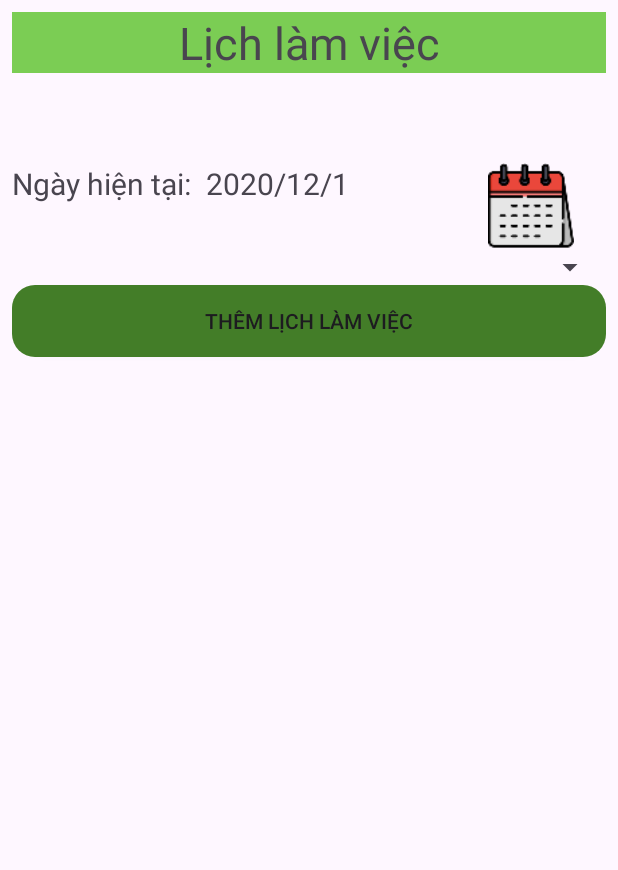
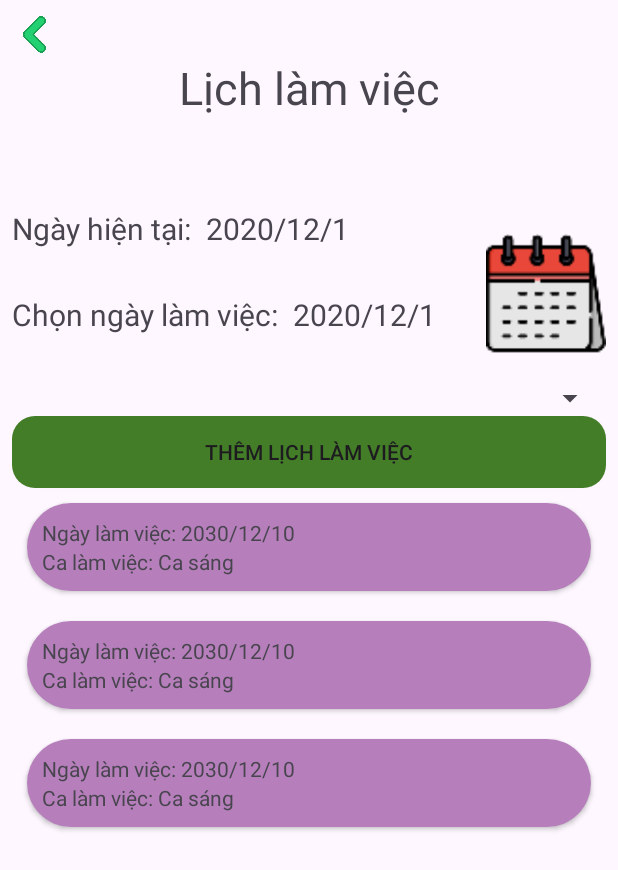
Before and after one commit to vanhnguyen204/PRO1121_DA1, an Android app: the layout fragment_calendar.xml on its own in the app's theme, with its tools: preview values and no code run, on a phone screen of 412 x 824 dp. Shown: the top 870 px of the screen. Run offline under Robolectric (Android 15) with nearby library versions, the phone set to English and light mode, and no system bars.

Commit message:
29/11/2023

```diff
--- a/app/src/main/java/com/fpoly/pro1121_da1/Fragment/FragmentDrinkDetail.java
+++ b/app/src/main/java/com/fpoly/pro1121_da1/Fragment/FragmentDrinkDetail.java
@@ -156,6 +156,8 @@ public class FragmentDrinkDetail extends Fragment {
         drinkDAO = new DrinkDAO(getContext(), new Dbhelper(getContext()));
         btnUpdate = view.findViewById(R.id.btnUpdateDrink_fragmentDrinkDetail);
         btnDelete = view.findViewById(R.id.btnDeleteDrink_fragmentDrinkDetail);
+
+
         Animation animation = new TranslateAnimation(0, 0, 0, 50);
         animation.setDuration(2200);
         animation.setRepeatMode(Animation.REVERSE);
--- a/app/src/main/java/com/fpoly/pro1121_da1/database/Dbhelper.java
+++ b/app/src/main/java/com/fpoly/pro1121_da1/database/Dbhelper.java
@@ -61,6 +61,7 @@ public class Dbhelper extends SQLiteOpenHelper {
             " price INTEGER," +
             "quantity INTEGER ," +
             " image_drink BLOB)";
+    String createCalendarforStaff = "CREATE TABLE Calendarforstaff(calenderfortaff_id INTEGER PRIMARY KEY ,calenderWork_id REFERENCES Calendar(calendar_id), user_id REFERENCES User(user_id))";
 
     String insertAdmin = "INSERT INTO User VALUES('033204003937', 1, 'admin', 'admin', 'Nguyễn Việt Anh', '28/08/2004', 'Hưng Yên','admin',0, '0339207001')";
     String createTable = "CREATE TABLE TableDrink(table_id TEXT PRIMARY KEY, status INTEGER)";
@@ -76,6 +77,7 @@ public class Dbhelper extends SQLiteOpenHelper {
         db.execSQL(createDrink);
         db.execSQL(insertAdmin);
         db.execSQL(createTable);
+        db.execSQL(createCalendarforStaff);
 
     }
 
--- a/app/src/main/java/com/fpoly/pro1121_da1/model/CalendarWork.java
+++ /dev/null
@@ -1,4 +0,0 @@
-package com.fpoly.pro1121_da1.model;
-
-public class CalendarWork {
-}
--- a/app/src/main/res/drawable/shadow_layout.xml
+++ b/app/src/main/res/drawable/shadow_layout.xml
@@ -4,14 +4,12 @@
         <layer-list>
             <item android:right="5dp" android:top="5dp">
                 <shape>
-
                     <solid android:color="#A4B9B8" />
                     <corners
                         android:radius="10dp"
                         />
                 </shape>
             </item>
-
             <item android:bottom="7dp" android:right="10dp">
                 <shape>
                     <gradient android:angle="270"
--- a/app/src/main/res/layout/fragment_calendar.xml
+++ b/app/src/main/res/layout/fragment_calendar.xml
@@ -3,19 +3,24 @@
     xmlns:tools="http://schemas.android.com/tools"
     android:layout_width="match_parent"
     android:layout_height="match_parent"
+    xmlns:app="http://schemas.android.com/apk/res-auto"
     tools:context=".Fragment.FragmentCalendar"
-    android:padding="8dp"
-    >
+    android:padding="8dp">
 
-
+    <ImageView
+        android:id="@+id/img_back_fragmentSetting"
+        android:src="@mipmap/arrow_left"
+        android:layout_width="30dp"
+        android:layout_height="30dp"/>
     <TextView
+        android:layout_below="@+id/img_back_fragmentSetting"
         android:id="@+id/tv_calenderWork"
         android:layout_width="match_parent"
         android:layout_height="wrap_content"
         android:text="Lịch làm việc"
         android:gravity="center"
         android:textSize="30dp"
-        android:background="#7BCD54"
+        android:background="#007BCD54"
         android:layout_marginBottom="60dp"
         />
     <TextView
@@ -37,35 +42,57 @@
         android:layout_marginLeft="10dp"
         android:textSize="20dp"
         />
+    <TextView
+        android:id="@+id/tv_daytoWord"
+        android:layout_width="wrap_content"
+        android:layout_height="wrap_content"
+        android:text="Chọn ngày làm việc:"
+        android:layout_below="@+id/tv_dayNow"
+        android:textSize="20dp"
+        android:layout_marginBottom="30dp"
+        />
+    <TextView
+        android:id="@+id/tv_daytoWord_calender"
+        android:layout_width="wrap_content"
+        android:layout_height="wrap_content"
+        android:text="2020/12/1"
+        android:layout_toRightOf="@+id/tv_daytoWord"
+        android:layout_below="@+id/tv_dayNow"
+        android:layout_marginLeft="10dp"
+        android:textSize="20dp"
+        />
+    <Spinner
+        android:id="@+id/spn_shiftWork"
+        android:layout_width="match_parent"
+        android:layout_height="wrap_content"
+        android:layout_below="@+id/tv_daytoWord"
+        />
+    <androidx.appcompat.widget.AppCompatButton
+        android:id="@+id/btn_add_CalendarWord"
+        android:layout_width="match_parent"
+        android:layout_height="wrap_content"
+        android:layout_below="@+id/spn_shiftWork"
+        android:text="Thêm lịch làm việc"
+        android:background="@drawable/custom_button_login"
+        />
+    <ImageView
+        android:id="@+id/img_calendar"
+        android:layout_width="80dp"
+        android:layout_height="80dp"
+        android:src="@mipmap/ic_calendar"
+        android:layout_alignParentEnd="true"
+        android:layout_below="@+id/tv_calenderWork"
+        android:layout_above="@+id/spn_shiftWork"
+
+        />
     <androidx.recyclerview.widget.RecyclerView
         android:id="@+id/rcv_calenderWork"
         android:layout_width="match_parent"
         android:layout_height="wrap_content"
         android:layout_alignParentBottom="true"
-        />
-    <Spinner
-        android:id="@+id/spn_shifWork"
-        android:layout_width="match_parent"
-        android:layout_height="wrap_content"
-        android:layout_below="@+id/tv_dayNow"
-        />
-    <androidx.appcompat.widget.AppCompatButton
-        android:id="@+id/btn_add_CalendarWord"
-        android:layout_width="match_parent"
-        android:layout_height="wrap_content"
-        android:layout_below="@+id/spn_shifWork"
-        android:text="Thêm lịch làm việc"
-        android:background="@drawable/custom_button_login"
-        />
-    <ImageView
-        android:id="@+id/img_calendar"
-        android:layout_width="100dp"
-        android:layout_height="100dp"
-        android:src="@mipmap/ic_calendar"
-        android:layout_alignParentEnd="true"
-        android:layout_below="@+id/tv_calenderWork"
-        android:layout_above="@+id/spn_shifWork"
-
+        android:layout_below="@+id/btn_add_CalendarWord"
+        app:layoutManager="androidx.recyclerview.widget.LinearLayoutManager"
+        tools:listitem="@layout/item_recyclerview_workcalender"
         />
 
 
--- /dev/null
+++ b/app/src/main/res/layout/item_recyclerview_workcalender.xml
@@ -0,0 +1,31 @@
+<?xml version="1.0" encoding="utf-8"?>
+<androidx.cardview.widget.CardView xmlns:android="http://schemas.android.com/apk/res/android"
+    android:layout_width="match_parent"
+    android:layout_height="wrap_content"
+    xmlns:app="http://schemas.android.com/apk/res-auto"
+    app:cardCornerRadius="30dp"
+    android:layout_margin="10dp"
+    android:padding="5dp"
+    >
+    <LinearLayout
+        android:orientation="vertical"
+        android:layout_width="match_parent"
+        android:layout_height="wrap_content"
+        android:padding="10dp"
+        android:background="#907E1E88"
+        >
+        <TextView
+            android:id="@+id/tv_dayWork_item"
+            android:layout_width="match_parent"
+            android:layout_height="wrap_content"
+            android:text="Ngày làm việc: 2030/12/10"
+            />
+        <TextView
+            android:id="@+id/tv_shiftWork_item"
+            android:layout_width="match_parent"
+            android:layout_height="wrap_content"
+            android:text="Ca làm việc: Ca sáng"
+            />
+    </LinearLayout>
+
+</androidx.cardview.widget.CardView>
--- a/app/src/main/res/values/themes.xml
+++ b/app/src/main/res/values/themes.xml
@@ -11,6 +11,7 @@
     </style>
 
 
+
     <style name="Style_AlertDialog_Corner" parent="Theme.AppCompat.Light.Dialog.Alert">
         <item name="android:windowBackground">@drawable/border_alertdialog</item>
     </style>
--- a/build.gradle
+++ b/build.gradle
@@ -1,5 +1,5 @@
 // Top-level build file where you can add configuration options common to all sub-projects/modules.
 plugins {
-    id 'com.android.application' version '8.0.1' apply false
-    id 'com.android.library' version '8.0.1' apply false
+    id 'com.android.application' version '8.1.4' apply false
+    id 'com.android.library' version '8.1.4' apply false
 }
```
Also changed, not shown: app/src/main/java/com/fpoly/pro1121_da1/Adapter/CalenderAdapter.java (added, +144 -0 lines), app/src/main/java/com/fpoly/pro1121_da1/Fragment/FragmentCalendar.java (+180 -0 lines), app/src/main/java/com/fpoly/pro1121_da1/Fragment/FragmentSales.java (+15 -4 lines), app/src/main/java/com/fpoly/pro1121_da1/database/CalenderDAO.java (added, +109 -0 lines), app/src/main/java/com/fpoly/pro1121_da1/model/CalenderWork.java (added, +42 -0 lines), app/src/main/java/com/fpoly/pro1121_da1/spinner/SpinerCalender.java (added, +43 -0 lines), app/src/main/res/layout/dialog_update_calender.xml (added, +45 -0 lines), app/src/main/res/layout/item_spiner_calender.xml (added, +17 -0 lines).
